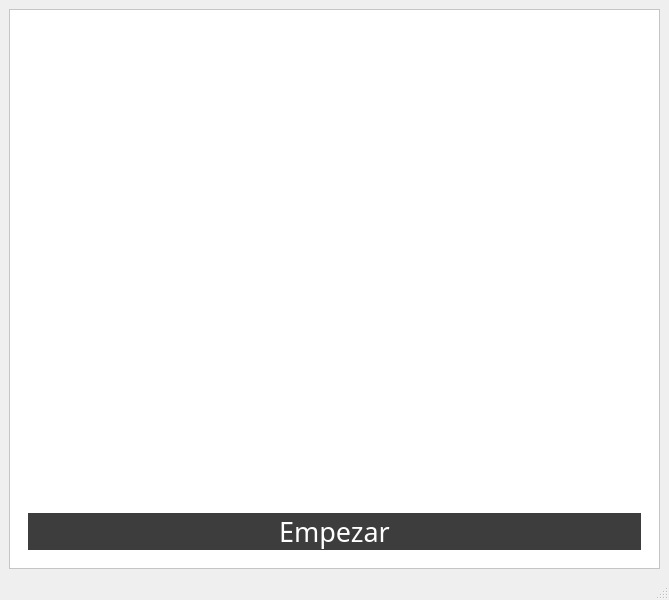
The window that test.ui (lguirula/DreamTech) describes before a commit, drawn with Qt 5.
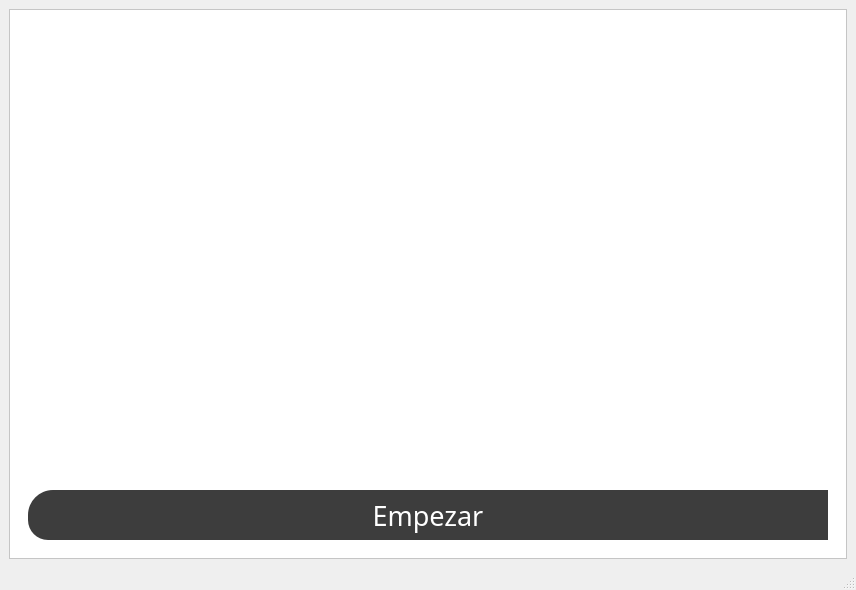
The same window after the commit. The open tabs and pages were chosen to show the change.

Commit message: Cambio de instrucción con timers

What changed in the file:
```diff
--- a/test.ui
+++ b/test.ui
@@ -6,8 +6,8 @@
    <rect>
     <x>0</x>
     <y>0</y>
-    <width>669</width>
-    <height>600</height>
+    <width>856</width>
+    <height>590</height>
    </rect>
   </property>
   <property name="windowTitle">
@@ -101,6 +101,12 @@
            </item>
            <item>
             <widget class="QPushButton" name="bt_start">
+             <property name="maximumSize">
+              <size>
+               <width>10000</width>
+               <height>50</height>
+              </size>
+             </property>
              <property name="font">
               <font>
                <family>Arial Black</family>
@@ -110,6 +116,9 @@
                <bold>false</bold>
               </font>
              </property>
+             <property name="layoutDirection">
+              <enum>Qt::LeftToRight</enum>
+             </property>
              <property name="text">
               <string>Empezar</string>
              </property>
```
Left out of the diff: 6 changed lines with no effect on the pictures. The commit also changes 1 other file.
